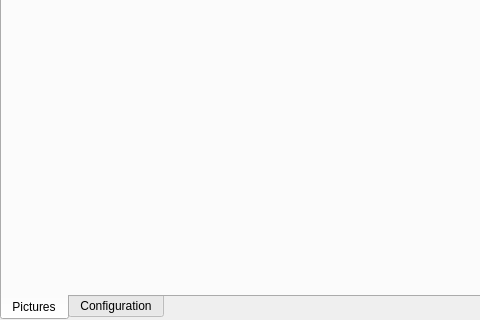
Old version of the form src/OplPcTools/UI/GameDetailsActivity.ui in the repository brainstream/OPL-PC-Tools; both pictures show x 0 to 480 and y 94 to 414 of the 678 by 414 pixel window.
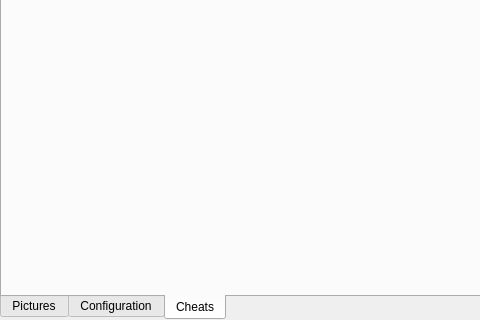
New version of the form. The open tabs and pages were chosen to show the change. Icons and pictures are not drawn. Custom widgets are drawn as their Qt base class.

Commit message:
Cheat support
Issue #29 addressed

```diff
--- a/src/OplPcTools/UI/GameDetailsActivity.ui
+++ b/src/OplPcTools/UI/GameDetailsActivity.ui
@@ -150,6 +150,12 @@
       </attribute>
       <layout class="QVBoxLayout" name="verticalLayout_3"/>
      </widget>
+     <widget class="QWidget" name="mp_tab_cheats">
+      <attribute name="title">
+       <string>Cheats</string>
+      </attribute>
+      <layout class="QVBoxLayout" name="verticalLayout_4"/>
+     </widget>
     </widget>
    </item>
   </layout>
```
Left out of the diff: 6 changed lines with no effect on the pictures. The commit also changes 20 other files.
